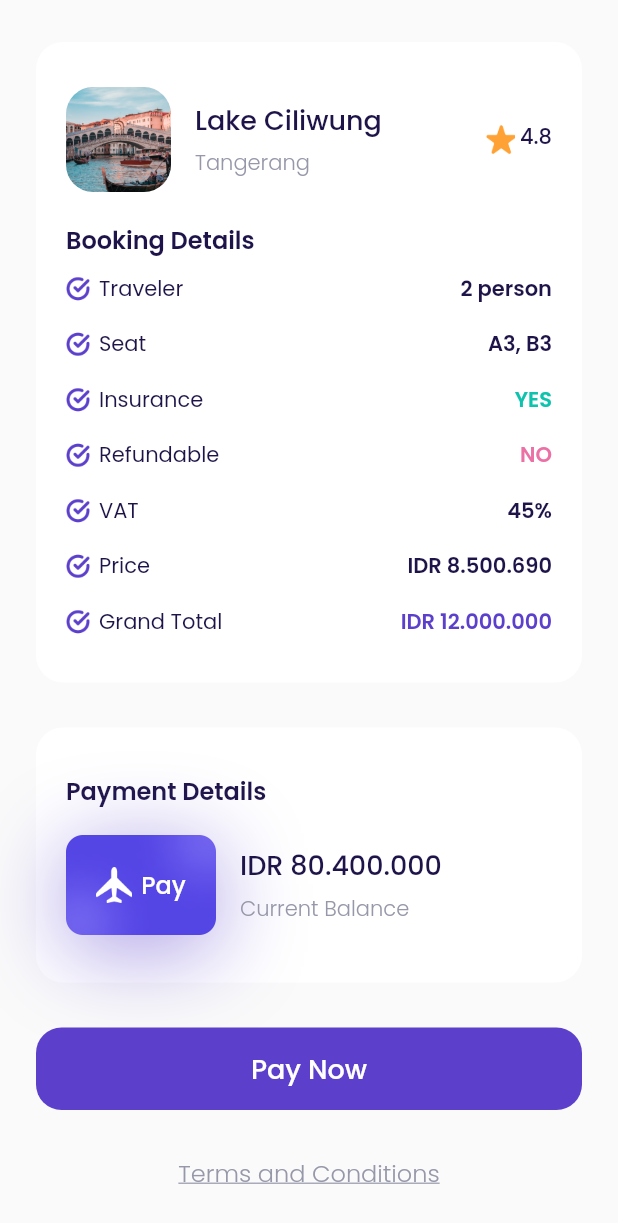
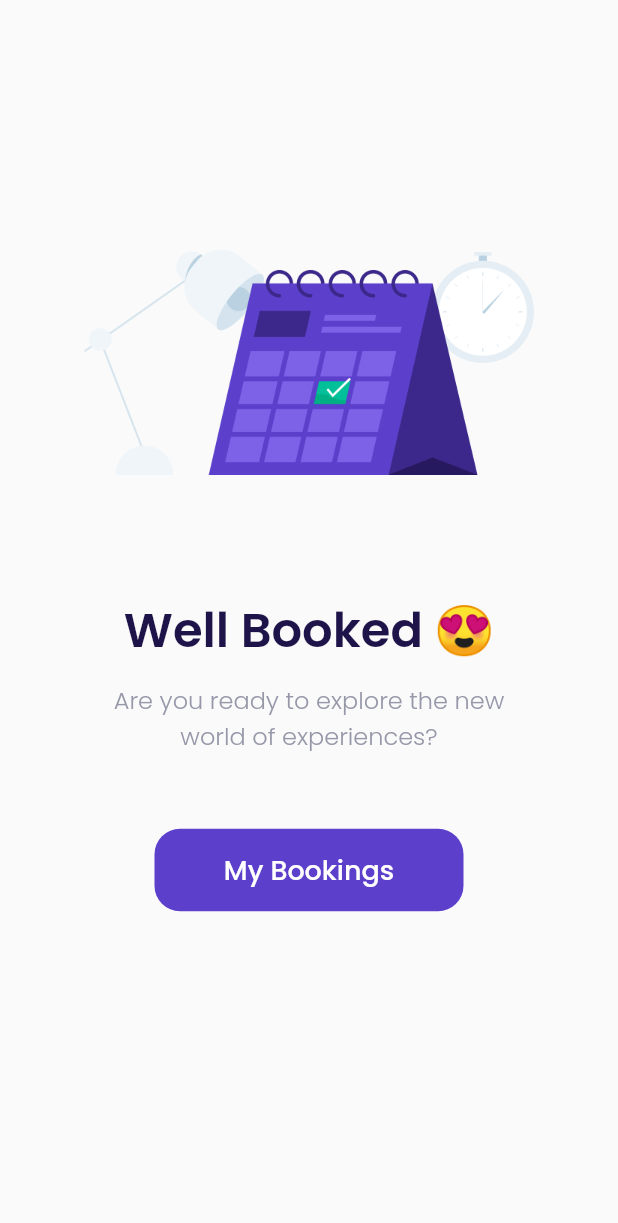
Before and after one commit to fanicahyo7/Flutter_Airplane, a Flutter app: the CheckoutPage screen opened directly, scrolled down 209 dp, after a tap on "Pay Now", on a phone screen of 412 x 824 dp. Shown: the top 1223 px of the screen. Run offline on Flutter 3.47's test engine with Material 2 defaults, Android fonts, the phone set to English and light mode, and no system bars; our stand-ins replace google_fonts.

Commit message:
success page clear

```diff
--- a/lib/ui/pages/Checkout_Page.dart
+++ b/lib/ui/pages/Checkout_Page.dart
@@ -1,4 +1,5 @@
 import 'package:bwa_airplane/shared/theme.dart';
+import 'package:bwa_airplane/ui/pages/Success_Page.dart';
 import 'package:bwa_airplane/ui/widgets/custom_RowDetailBooking.dart';
 import 'package:bwa_airplane/ui/widgets/custom_button_item.dart';
 import 'package:flutter/material.dart';
@@ -6,6 +7,8 @@ import 'package:flutter/material.dart';
 class CheckoutPage extends StatelessWidget {
   const CheckoutPage({Key? key}) : super(key: key);
 
+  @override
+  Widget build(BuildContext context) {
     Widget headerLocation() {
       return Container(
         margin: EdgeInsets.only(
@@ -148,7 +151,8 @@ class CheckoutPage extends StatelessWidget {
             //Detail Booking
             Text(
               'Booking Details',
-            style: blackTextStyle.copyWith(fontSize: 16, fontWeight: semibold),
+              style:
+                  blackTextStyle.copyWith(fontSize: 16, fontWeight: semibold),
             ),
             SizedBox(
               height: 10,
@@ -213,7 +217,8 @@ class CheckoutPage extends StatelessWidget {
           children: [
             Text(
               'Payment Details',
-            style: blackTextStyle.copyWith(fontWeight: semibold, fontSize: 16),
+              style:
+                  blackTextStyle.copyWith(fontWeight: semibold, fontSize: 16),
             ),
             SizedBox(
               height: 16,
@@ -279,14 +284,6 @@ class CheckoutPage extends StatelessWidget {
       );
     }
 
-  Widget buttonPayNow() {
-    return CustomButtonItem(
-        title: 'Pay Now',
-        onPressed: () {},
-        margin: EdgeInsets.only(
-            right: defaultMargin, left: defaultMargin, bottom: 30));
-  }
-
     Widget tacButton() {
       return Container(
         alignment: Alignment.center,
@@ -301,8 +298,17 @@ class CheckoutPage extends StatelessWidget {
       );
     }
 
-  @override
-  Widget build(BuildContext context) {
+    Widget buttonPayNow() {
+      return CustomButtonItem(
+          title: 'Pay Now',
+          onPressed: () {
+            Navigator.push(context,
+                MaterialPageRoute(builder: (context) => SuccessPage()));
+          },
+          margin: EdgeInsets.only(
+              right: defaultMargin, left: defaultMargin, bottom: 30));
+    }
+
     return Scaffold(
       backgroundColor: kBackgroundColor,
       body: ListView(
--- /dev/null
+++ b/lib/ui/pages/Success_Page.dart
@@ -0,0 +1,50 @@
+import 'package:bwa_airplane/shared/theme.dart';
+import 'package:bwa_airplane/ui/widgets/custom_button_item.dart';
+import 'package:flutter/material.dart';
+
+class SuccessPage extends StatelessWidget {
+  const SuccessPage({Key? key}) : super(key: key);
+
+  @override
+  Widget build(BuildContext context) {
+    return Scaffold(
+      backgroundColor: kBackgroundColor,
+      body: Column(
+        mainAxisAlignment: MainAxisAlignment.center,
+        children: [
+          Container(
+            width: double.infinity,
+            height: 150,
+            decoration: BoxDecoration(
+                image: DecorationImage(
+                    image: AssetImage('assets/image_success.png'))),
+          ),
+          SizedBox(
+            height: 80,
+          ),
+          Text(
+            'Well Booked 😍',
+            style: blackTextStyle.copyWith(fontSize: 32, fontWeight: semibold),
+          ),
+          SizedBox(
+            height: 10,
+          ),
+          Text(
+            'Are you ready to explore the new\nworld of experiences?',
+            style: greyTextStyle.copyWith(fontWeight: light, fontSize: 16),
+            textAlign: TextAlign.center,
+          ),
+          SizedBox(
+            height: 50,
+          ),
+          CustomButtonItem(
+            title: 'My Bookings',
+            onPressed: () {},
+            margin: EdgeInsets.only(bottom: 50),
+            width: MediaQuery.of(context).size.width / 2,
+          )
+        ],
+      ),
+    );
+  }
+}
```
Lines whose indentation alone changed are shown as unchanged.
